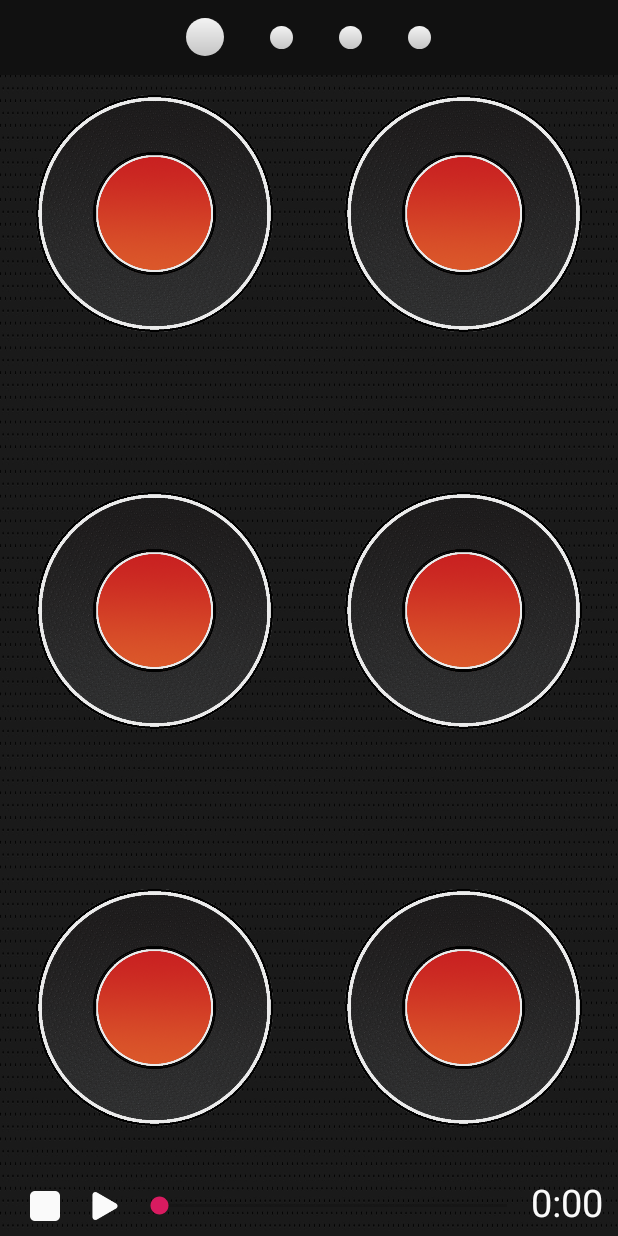
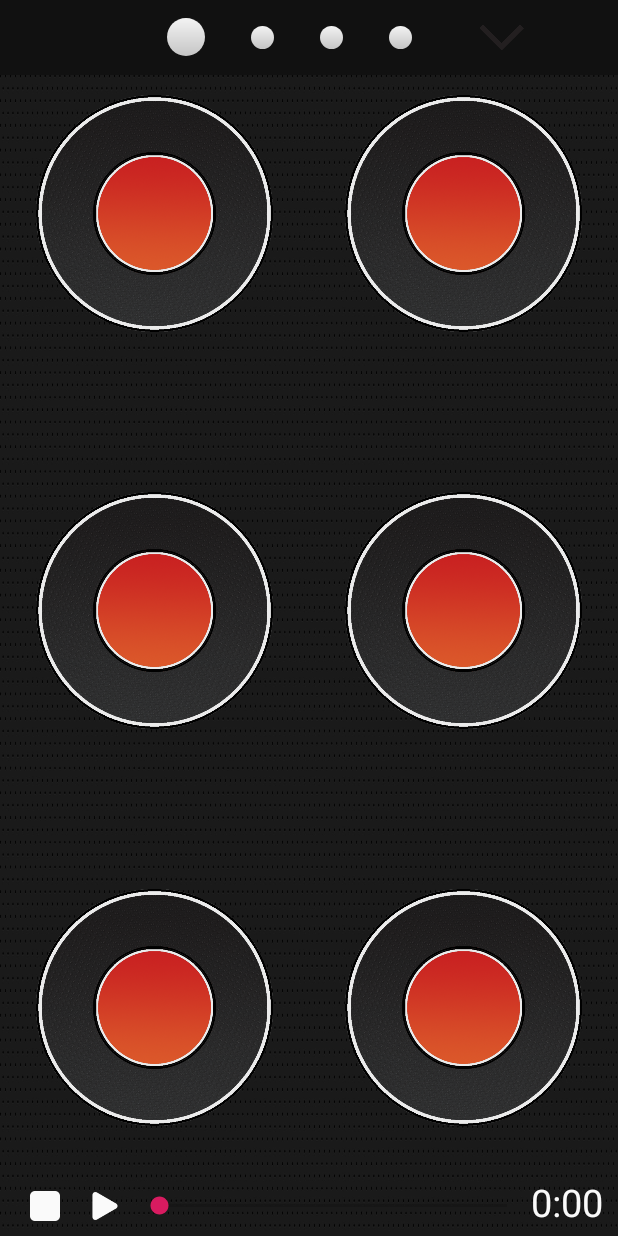
Before and after one commit to aifsbei/loopit, an Android app: the layout fragment_tab1.xml on its own in the app's theme, with its tools: preview values and no code run, on a phone screen of 412 x 824 dp. Run offline under Robolectric (Android 15) with nearby library versions, the phone set to English and light mode, and no system bars; plain views replace ExpandablePanelView.

Commit message:
added arrow

```diff
--- a/app/src/main/res/layout/fragment_tab1.xml
+++ b/app/src/main/res/layout/fragment_tab1.xml
@@ -37,7 +37,7 @@
                     android:background="@android:color/transparent"
                     android:scaleType="fitCenter"
                     android:layout_marginRight="15dp"
-                    android:layout_marginLeft="15dp"
+                    android:layout_marginLeft="65dp"
                     android:src="@drawable/oval_metronome_indicator" />
 
                 <ImageView
@@ -64,7 +64,17 @@
                     android:scaleType="fitCenter"
                     android:layout_marginRight="15dp"
                     android:layout_marginLeft="15dp"
-                    android:background="@android:color/transparent"
+                    android:background="@android:color/transparent" />
+
+                <ImageView
+                    android:id="@+id/arrow_view"
+                    android:layout_width="30dp"
+                    android:layout_height="30dp"
+                    android:scaleType="fitCenter"
+                    android:layout_marginRight="15dp"
+                    android:layout_marginLeft="30dp"
+                    android:src="@drawable/arrow_down"
+
                     />
 
 
```
Also changed, not shown: app/src/main/java/com/tmvlg/loopit/Tab1.java (+13 -22 lines), app/src/main/res/anim/myreverserotate.xml (added, +15 -0 lines), app/src/main/res/anim/myrotate.xml (added, +14 -0 lines), app/src/main/res/drawable/arrow_down.png (added).
